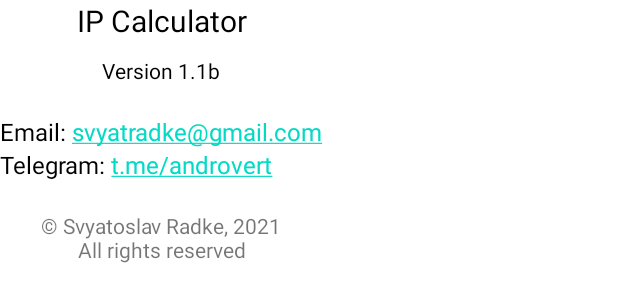
After one commit to introvertische/IPCalculator, an Android app: the layout dialog_about.xml on its own in the app's theme, with its tools: preview values and no code run, on a phone screen of 412 x 824 dp. The commit adds this screen. Shown: the top 302 px of the screen. Run offline under Robolectric (Android 15) with nearby library versions, the phone set to English and light mode, and no system bars.

Commit message:
Creating the About section, fixing errors in the IpCalculator class

```diff
--- a/app/src/main/java/info/androvert/ipcalculatorj/IpCalculator.java
+++ b/app/src/main/java/info/androvert/ipcalculatorj/IpCalculator.java
@@ -34,7 +34,7 @@ public class IpCalculator {
         binIpAddress = ipValidation(ipAddress) ?
                 checkForElementSize(Converter.toBin(ipAddress.split("\\."))) :
                 checkForElementSize(Converter.toBin("0.0.0.0".split("\\.")));
-        binMask = Converter.toBin(mask.split("\\."));
+        binMask = Converter.toBin(mask.split(" – ")[1].split("\\."));
         definingIdAndSubnetAddress();
     }
 
@@ -80,7 +80,7 @@ public class IpCalculator {
         for (int i = 0; i < binIpAddress.size(); i++) {
             String ip = binIpAddress.get(i);
             String mask = binMask.get(i);
-            if (Converter.toDec(ip) != 255 && flag) {
+            if (Converter.toDec(mask) != 255 && flag) {
                 flag = false;
                 char[] chIp = ip.toCharArray();
                 char[] chMask = mask.toCharArray();
--- a/app/src/main/res/layout/activity_main.xml
+++ b/app/src/main/res/layout/activity_main.xml
@@ -103,6 +103,7 @@
             android:id="@+id/btnCalculate"
             android:layout_width="wrap_content"
             android:layout_height="wrap_content"
+            android:onClick="onClick"
             android:text="@string/button_calculate"
             android:textAllCaps="false"
             android:textSize="22sp"
--- /dev/null
+++ b/app/src/main/res/layout/dialog_about.xml
@@ -0,0 +1,69 @@
+<?xml version="1.0" encoding="utf-8"?>
+<androidx.constraintlayout.widget.ConstraintLayout xmlns:android="http://schemas.android.com/apk/res/android"
+    android:layout_width="wrap_content"
+    android:layout_height="wrap_content"
+    xmlns:app="http://schemas.android.com/apk/res-auto">
+
+    <TextView
+        android:id="@+id/headerAbout"
+        android:theme="@style/DialogAboutText"
+        android:layout_width="wrap_content"
+        android:layout_height="wrap_content"
+        android:text="@string/app_name"
+        android:textSize="20sp"
+        app:layout_constraintTop_toTopOf="parent"
+        app:layout_constraintRight_toRightOf="parent"
+        app:layout_constraintLeft_toLeftOf="parent"
+        app:layout_constraintBottom_toTopOf="@+id/bodyAbout"/>
+
+    <LinearLayout
+        android:id="@+id/bodyAbout"
+        android:layout_width="wrap_content"
+        android:layout_height="wrap_content"
+        android:layout_marginTop="10dp"
+        android:layout_marginBottom="20dp"
+        android:orientation="vertical"
+        app:layout_constraintTop_toBottomOf="@id/headerAbout"
+        app:layout_constraintLeft_toLeftOf="parent"
+        app:layout_constraintRight_toRightOf="parent"
+        app:layout_constraintBottom_toTopOf="@id/footerAbout">
+
+        <TextView
+            android:theme="@style/DialogAboutText"
+            android:layout_width="wrap_content"
+            android:layout_height="wrap_content"
+            android:layout_marginBottom="20dp"
+            android:text="@string/app_version"
+            android:layout_gravity="center"
+            android:textSize="14sp" />
+
+        <TextView
+            android:theme="@style/DialogAboutText"
+            android:layout_width="wrap_content"
+            android:layout_height="wrap_content"
+            android:autoLink="email"
+            android:text="@string/aboutEmail"
+            android:textSize="16sp"/>
+
+        <TextView
+            android:theme="@style/DialogAboutText"
+            android:layout_width="wrap_content"
+            android:layout_height="wrap_content"
+            android:autoLink="web"
+            android:text="@string/aboutTelegram"
+            android:textSize="16sp" />
+
+    </LinearLayout>
+
+    <TextView
+        android:id="@+id/footerAbout"
+        android:layout_width="wrap_content"
+        android:layout_height="wrap_content"
+        android:text="@string/aboutFooterText"
+        android:textAlignment="center"
+        app:layout_constraintTop_toBottomOf="@id/bodyAbout"
+        app:layout_constraintBottom_toBottomOf="parent"
+        app:layout_constraintRight_toRightOf="parent"
+        app:layout_constraintLeft_toLeftOf="parent"/>
+
+</androidx.constraintlayout.widget.ConstraintLayout>
--- a/app/src/main/res/values/strings.xml
+++ b/app/src/main/res/values/strings.xml
@@ -1,5 +1,6 @@
 <resources>
-    <string name="app_name">IP Calculator on Java</string>
+    <string name="app_name">IP Calculator</string>
+    <string name="app_version">Version 1.1b</string>
 
     <!-- Header -->
     <string name="text_ip">IP address:</string>
@@ -60,4 +61,15 @@
     <!-- Container for decimal values -->
     <string name="dec_title_text">Title</string>
 
+    <!-- Menu -->
+    <string name="action_settings">Settings</string>
+    <string name="action_about">About</string>
+
+    <!-- About dialog -->
+    <string name="aboutTitle">About</string>
+    <string name="aboutEmail">Email: svyatradke@gmail.com</string>
+    <string name="aboutTelegram">Telegram: t.me/androvert</string>
+    <string name="aboutFooterText">© Svyatoslav Radke, 2021\nAll rights reserved</string>
+    <string name="aboutClose">Close</string>
+
 </resources>
--- a/app/src/main/res/values/style.xml
+++ b/app/src/main/res/values/style.xml
@@ -1,5 +1,6 @@
 <?xml version="1.0" encoding="utf-8"?>
 <resources>
+    <!-- activity_main -->
     <!-- Header -->
     <style name="HeaderTextViewStyle">
         <item name="android:textColor">@color/white</item>
@@ -29,4 +30,9 @@
         <item name="android:textColor">@color/m_brown_300</item>
         <item name="android:textSize">16sp</item>
     </style>
+
+    <!-- dialog_about -->
+    <style name="DialogAboutText">
+        <item name="android:textColor">@color/black</item>
+    </style>
 </resources>
```
Also changed, not shown: app/src/main/java/info/androvert/ipcalculatorj/MainActivity.java (+70 -0 lines), app/src/main/res/menu/menu_main.xml (added, +14 -0 lines).
